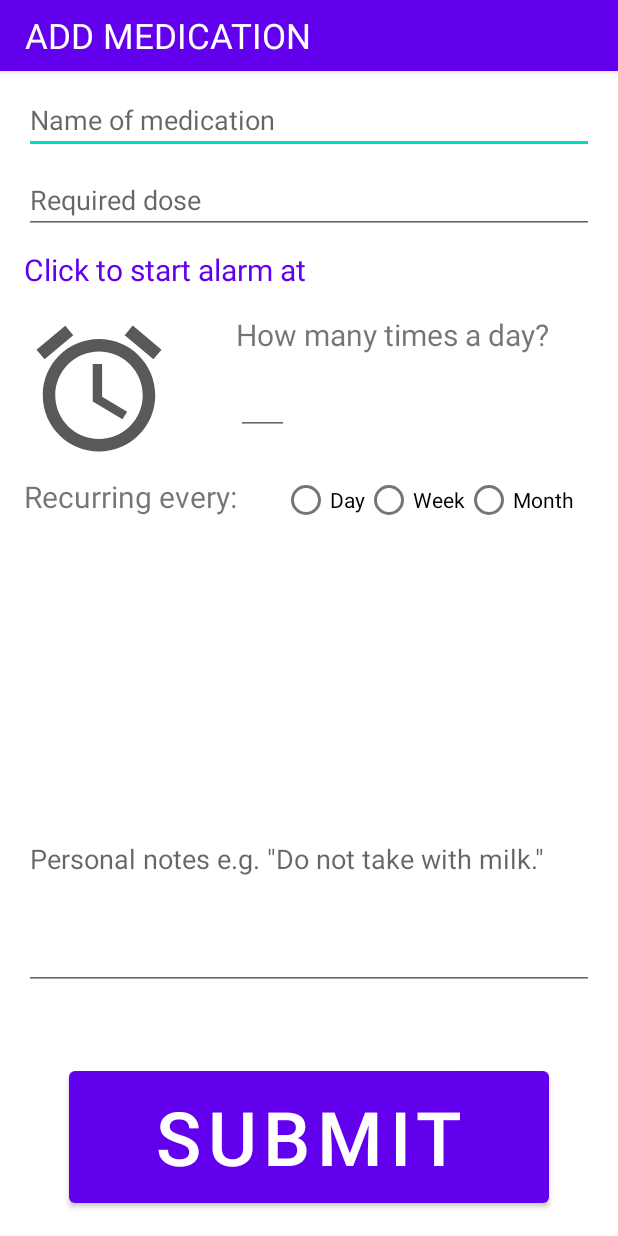
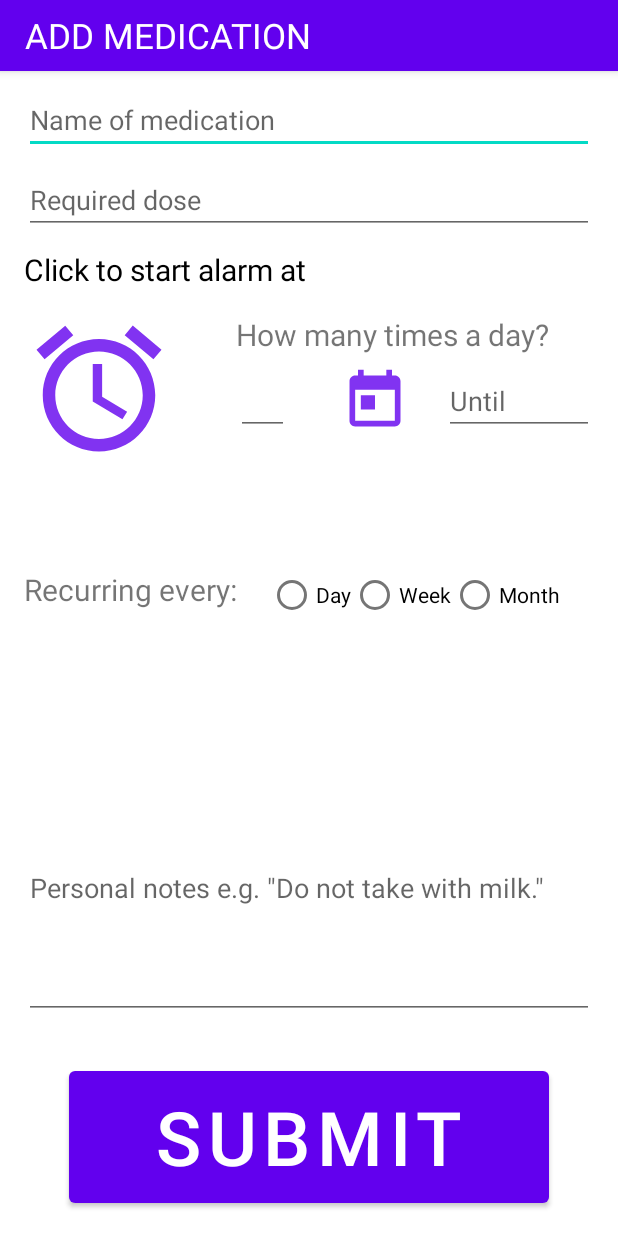
Before and after one commit to Digitaalitontut/Meds-Memory, an Android app: the AddMedication screen opened directly, with no data from a screen before it, on a phone screen of 412 x 824 dp. Run offline under Robolectric (Android 15) with nearby library versions, the phone set to English and light mode, and no system bars.

Commit message:
Added date picker.

```diff
--- a/app/src/main/java/com/example/medsmemory/AddMedication.java
+++ b/app/src/main/java/com/example/medsmemory/AddMedication.java
@@ -2,11 +2,13 @@ package com.example.medsmemory;
 
 import androidx.appcompat.app.AppCompatActivity;
 
+import android.app.DatePickerDialog;
 import android.app.TimePickerDialog;
 import android.content.Intent;
 import android.os.Bundle;
 import android.view.View;
 import android.widget.Button;
+import android.widget.DatePicker;
 import android.widget.EditText;
 import android.widget.TextView;
 import android.widget.TimePicker;
@@ -18,6 +20,7 @@ import java.util.TimeZone;
 public class AddMedication extends AppCompatActivity {
 
     private TextView alarm;
+    private EditText until;
 
     @Override
     protected void onCreate(Bundle savedInstanceState) {
@@ -25,16 +28,17 @@ public class AddMedication extends AppCompatActivity {
         setContentView(R.layout.activity_add_medication);
 
         alarm = findViewById(R.id.textViewTime);
+        until = findViewById(R.id.editTextDate);
         TextView title = findViewById(R.id.toolbar_title);
         title.setText(R.string.text_add);
     }
 
     // Creates a time picker when clock is clicked. Picked time then will be sent to TextView.
-    public void setAlarm(View view ) {
+    public void setAlarm(View view) {
         Calendar calendar = Calendar.getInstance();
         int hour = calendar.get(Calendar.HOUR_OF_DAY);
         int min = calendar.get(Calendar.MINUTE);
-        TimePickerDialog timePickerDialog = new TimePickerDialog(AddMedication.this, R.style.ThemeOverlay_AppCompat_Dialog, new TimePickerDialog.OnTimeSetListener() {
+        TimePickerDialog timePickerDialog = new TimePickerDialog(this, R.style.ThemeOverlay_AppCompat_Dialog, new TimePickerDialog.OnTimeSetListener() {
             @Override
             public void onTimeSet(TimePicker view, int hourOfDay, int minute) {
                 Calendar c = Calendar.getInstance();
@@ -49,6 +53,26 @@ public class AddMedication extends AppCompatActivity {
         timePickerDialog.show();
     }
 
+    public void setDate(View view) {
+        Calendar calendar = Calendar.getInstance();
+        int day = calendar.get(Calendar.DAY_OF_MONTH);
+        int month = calendar.get(Calendar.MONTH);
+        int year = calendar.get(Calendar.YEAR);
+        DatePickerDialog datePickerDialog = new DatePickerDialog(this, R.style.ThemeOverlay_AppCompat_Dialog, new DatePickerDialog.OnDateSetListener() {
+            @Override
+            public void onDateSet(DatePicker view, int year, int month, int dayOfMonth) {
+                Calendar c = Calendar.getInstance();
+                c.set(Calendar.YEAR, year);
+                c.set(Calendar.MONTH, month);
+                c.set(Calendar.DAY_OF_MONTH, dayOfMonth);
+                SimpleDateFormat format = new SimpleDateFormat("dd.MM.yyyy");
+                String set = format.format(c.getTime());
+                until.setText(set);
+            }
+
+        }, day, month, year);
+        datePickerDialog.show();
+    }
 }
 
 // Napit löytyy themet:
--- /dev/null
+++ b/app/src/main/res/drawable/ic_baseline_today_24.xml
@@ -0,0 +1,5 @@
+<vector android:alpha="0.8" android:height="24dp"
+    android:tint="?attr/colorControlNormal" android:viewportHeight="24"
+    android:viewportWidth="24" android:width="24dp" xmlns:android="http://schemas.android.com/apk/res/android">
+    <path android:fillColor="@android:color/white" android:pathData="M19,3h-1L18,1h-2v2L8,3L8,1L6,1v2L5,3c-1.11,0 -1.99,0.9 -1.99,2L3,19c0,1.1 0.89,2 2,2h14c1.1,0 2,-0.9 2,-2L21,5c0,-1.1 -0.9,-2 -2,-2zM19,19L5,19L5,8h14v11zM7,10h5v5L7,15z"/>
+</vector>
--- a/app/src/main/res/layout/activity_add_medication.xml
+++ b/app/src/main/res/layout/activity_add_medication.xml
@@ -46,7 +46,7 @@
         android:layout_marginStart="16dp"
         android:layout_marginTop="10dp"
         android:text="@string/text_alarm"
-        android:textColor="@color/purple_500"
+        android:textColor="@color/black"
         android:textSize="20sp"
         app:layout_constraintStart_toStartOf="parent"
         app:layout_constraintTop_toBottomOf="@+id/editTextDose" />
@@ -69,7 +69,6 @@
         android:layout_marginTop="16dp"
         android:background="@drawable/ic_baseline_access_alarm_24"
         android:onClick="setAlarm"
-        app:backgroundTint="#2D2F31"
         app:layout_constraintStart_toStartOf="parent"
         app:layout_constraintTop_toBottomOf="@+id/textViewAlarm" />
 
@@ -94,25 +93,40 @@
         app:layout_constraintStart_toStartOf="@+id/textViewFrequency"
         app:layout_constraintTop_toBottomOf="@+id/textViewFrequency" />
 
+    <EditText
+        android:id="@+id/editTextDate"
+        android:layout_width="100dp"
+        android:layout_height="wrap_content"
+        android:layout_marginEnd="16dp"
+        android:ems="10"
+        android:hint="Until"
+        android:inputType="date"
+        app:layout_constraintBottom_toBottomOf="@+id/editTextNumber"
+        app:layout_constraintEnd_toEndOf="parent" />
+
     <TextView
-        android:id="@+id/textView4"
+        android:id="@+id/textViewRecurring"
         android:layout_width="wrap_content"
         android:layout_height="wrap_content"
         android:layout_marginStart="16dp"
-        android:layout_marginTop="8dp"
         android:text="Recurring every:"
         android:textSize="20sp"
+        app:layout_constraintBottom_toTopOf="@+id/editMultiLineNotes"
         app:layout_constraintStart_toStartOf="parent"
-        app:layout_constraintTop_toBottomOf="@+id/buttonAlarm" />
+        app:layout_constraintTop_toBottomOf="@+id/buttonAlarm"
+        app:layout_constraintVertical_bias="0.3" />
 
     <RadioGroup
         android:id="@+id/radioGroup"
         android:layout_width="wrap_content"
         android:layout_height="wrap_content"
         android:orientation="horizontal"
+        app:layout_constraintBottom_toTopOf="@+id/editMultiLineNotes"
         app:layout_constraintEnd_toEndOf="parent"
-        app:layout_constraintStart_toEndOf="@+id/textView4"
-        app:layout_constraintTop_toBottomOf="@+id/buttonAlarm">
+        app:layout_constraintHorizontal_bias="0.35"
+        app:layout_constraintStart_toEndOf="@+id/textViewRecurring"
+        app:layout_constraintTop_toBottomOf="@+id/buttonAlarm"
+        app:layout_constraintVertical_bias="0.3">
 
         <RadioButton
             android:id="@+id/radioDay"
@@ -148,8 +162,8 @@
         app:layout_constraintEnd_toEndOf="parent"
         app:layout_constraintHorizontal_bias="0.0"
         app:layout_constraintStart_toStartOf="parent"
-        app:layout_constraintTop_toBottomOf="@+id/radioGroup"
-        app:layout_constraintVertical_bias="0.8" />
+        app:layout_constraintTop_toBottomOf="@+id/buttonAlarm"
+        app:layout_constraintVertical_bias="0.9" />
 
     <Button
         android:id="@+id/buttonSubmit"
@@ -164,4 +178,16 @@
         app:layout_constraintEnd_toEndOf="parent"
         app:layout_constraintStart_toStartOf="parent" />
 
+    <Button
+        android:id="@+id/button"
+        style="@style/Widget.AppCompat.Button.Borderless"
+        android:layout_width="45dp"
+        android:layout_height="45dp"
+        android:background="@drawable/ic_baseline_today_24"
+        android:onClick="setDate"
+        app:layout_constraintBottom_toBottomOf="@+id/editTextNumber"
+        app:layout_constraintEnd_toStartOf="@+id/editTextDate"
+        app:layout_constraintHorizontal_bias="0.6"
+        app:layout_constraintStart_toEndOf="@+id/editTextNumber" />
+
 </androidx.constraintlayout.widget.ConstraintLayout>
```
